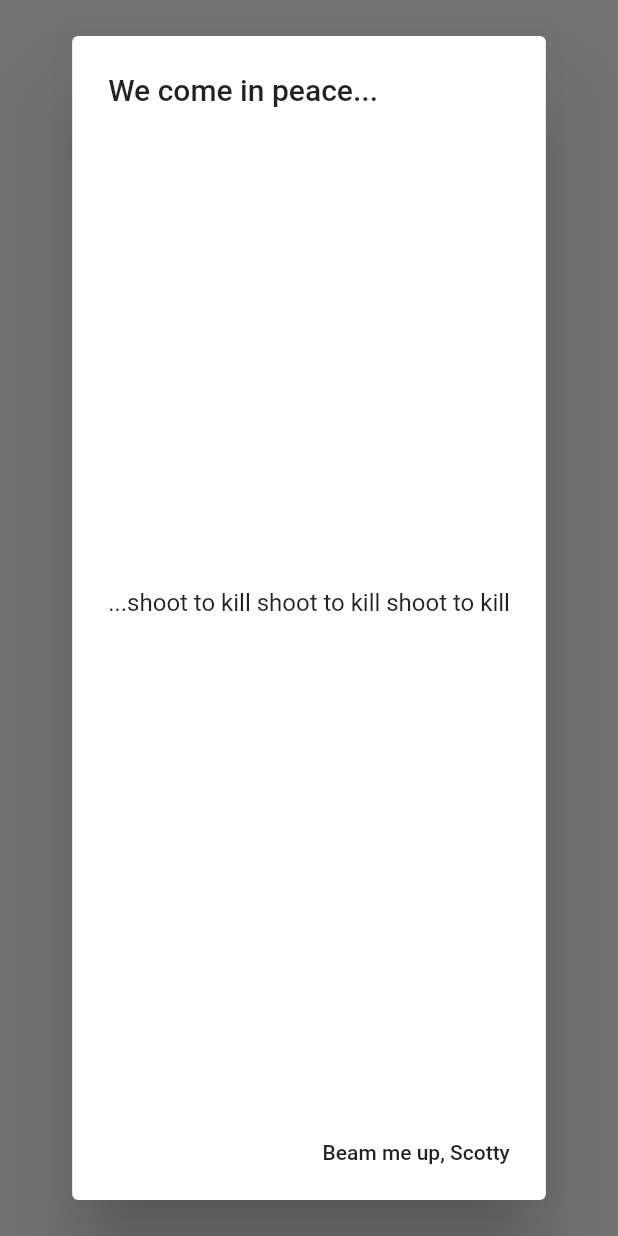
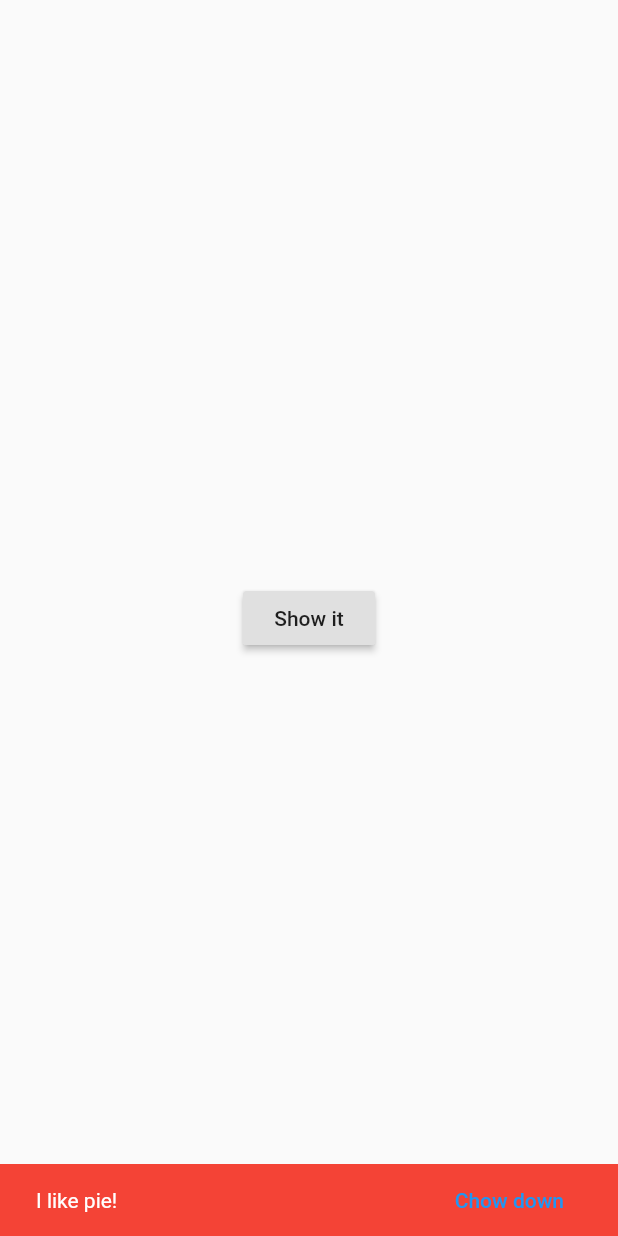
Before and after one commit to lizazz/flutter_test, a Flutter app: the screen it shows after launch, after a tap on "Show it", on a phone screen of 412 x 824 dp. Run offline on Flutter 3.47's test engine with Material 2 defaults, Android fonts, the phone set to English and light mode, and no system bars.

```diff
--- a/lib/main.dart
+++ b/lib/main.dart
@@ -12,24 +12,20 @@ class MyApp extends StatelessWidget {
 class Home extends StatelessWidget {
   @override
   Widget build(BuildContext inContext) {
-    Future _showIt() {
-      return showDialog(
-          context: inContext,
-          barrierDismissible: false,
-          builder: (BuildContext context) {
-            return AlertDialog(
-              title: Text('We come in peace...'),
-              content: Center(
-                child: Text("...shoot to kill shoot to kill shoot to kill"),
-              ),
-              actions: [
-                FlatButton(onPressed: () { Navigator.of(context).pop();},
-                    child: Text('Beam me up, Scotty')
-                )
-              ],
-            );
-          }
-      );
+     _showIt() {
+       return Scaffold.of(inContext).showSnackBar(
+         SnackBar(
+           backgroundColor: Colors.red,
+           duration: Duration(seconds: 5),
+           content: Text("I like pie!"),
+           action: SnackBarAction(
+             label: "Chow down",
+             onPressed: () {
+               print("Getting' fat");
+             },
+           ),
+         )
+       );
     }
 
     return Scaffold(
```
